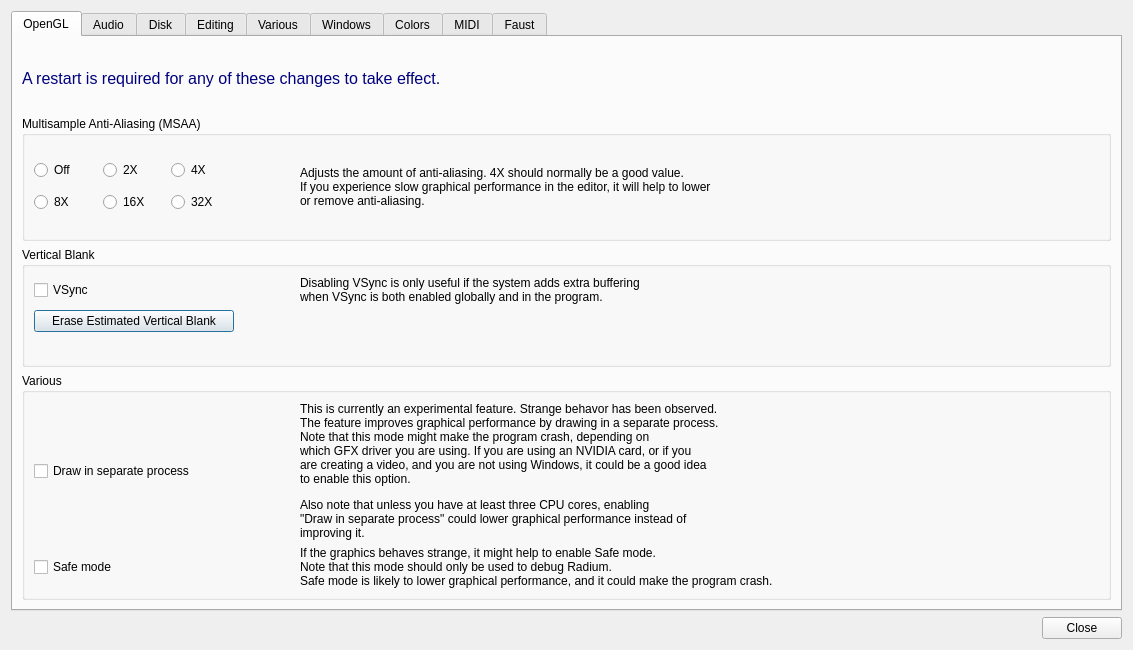
Above: Qt/qt4_preferences.ui from kmatheussen/radium before the change. Below: the same form after it.
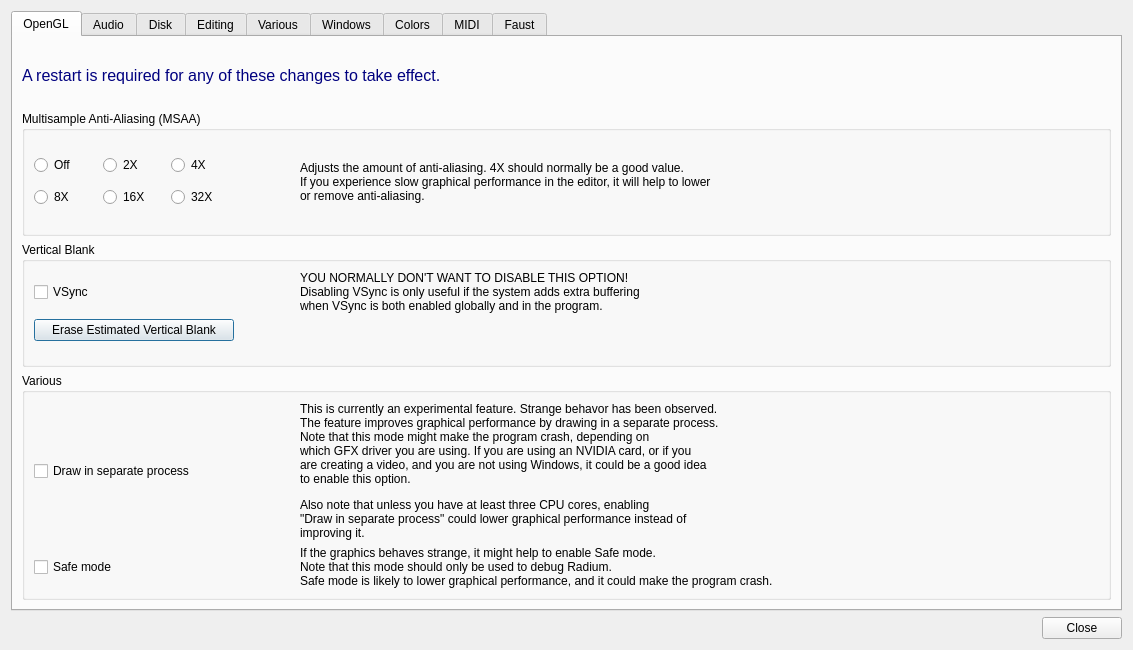
That is the form after the change. The open tabs and pages were chosen to show the change.

Commit message: Remove vsync health check since swapBuffers returns immediately when window is not visible on at least two separate opengl drivers. Instead write a warning in capitol letters to the vsync option in the preferences. If someone still wants to disable vsync, its really their own fault.

Patch:
```diff
--- a/Qt/qt4_preferences.ui
+++ b/Qt/qt4_preferences.ui
@@ -301,7 +301,7 @@
           <item row="6" column="2">
            <widget class="QLabel" name="label_11">
             <property name="text">
-             <string>&lt;html&gt;&lt;head/&gt;&lt;body&gt;&lt;span style=&quot; color:#000000;&quot;&gt;Disabling VSync is only useful if the system adds extra buffering&lt;br&gt; when VSync is both enabled globally and in the program.&lt;/span&gt;&lt;/body&gt;&lt;/html&gt;</string>
+             <string>&lt;html&gt;&lt;head/&gt;&lt;body&gt;&lt;span style=&quot; color:#000000;&quot;&gt;&lt;bold&gt;YOU NORMALLY DON'T WANT TO DISABLE THIS OPTION!&lt;/bold&gt;&lt;br&gt; Disabling VSync is only useful if the system adds extra buffering&lt;br&gt; when VSync is both enabled globally and in the program.&lt;/span&gt;&lt;/body&gt;&lt;/html&gt;</string>
             </property>
            </widget>
           </item>
```
Left out of the diff: 2 changed lines with no effect on the pictures. The commit also changes 2 other files.
